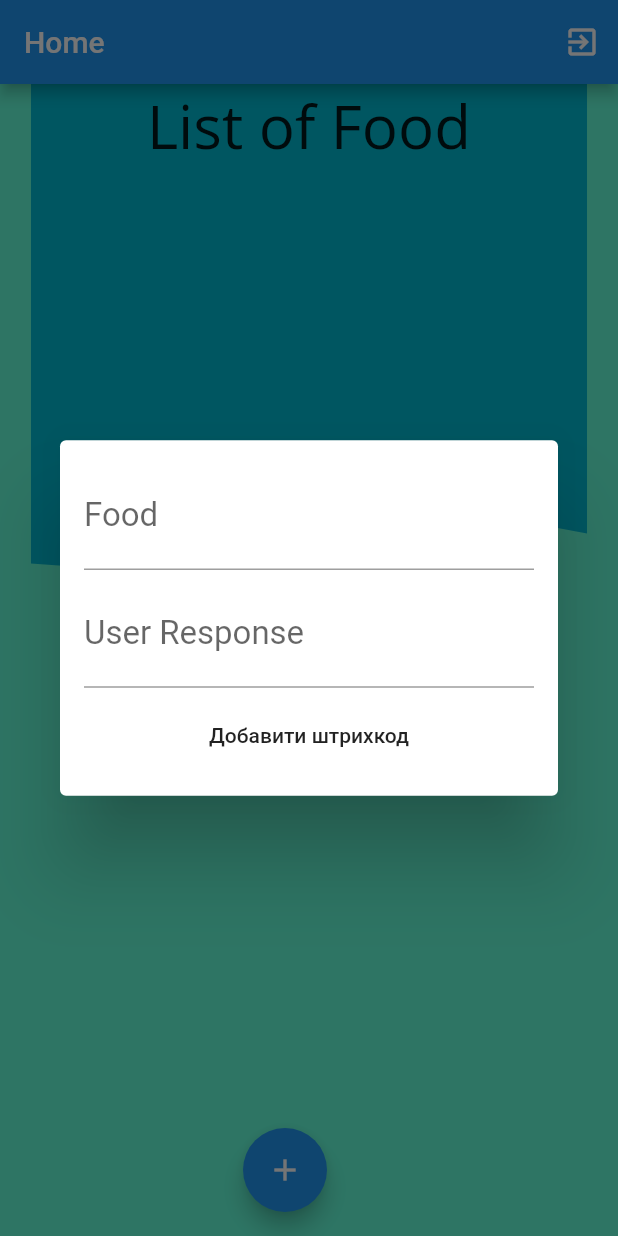
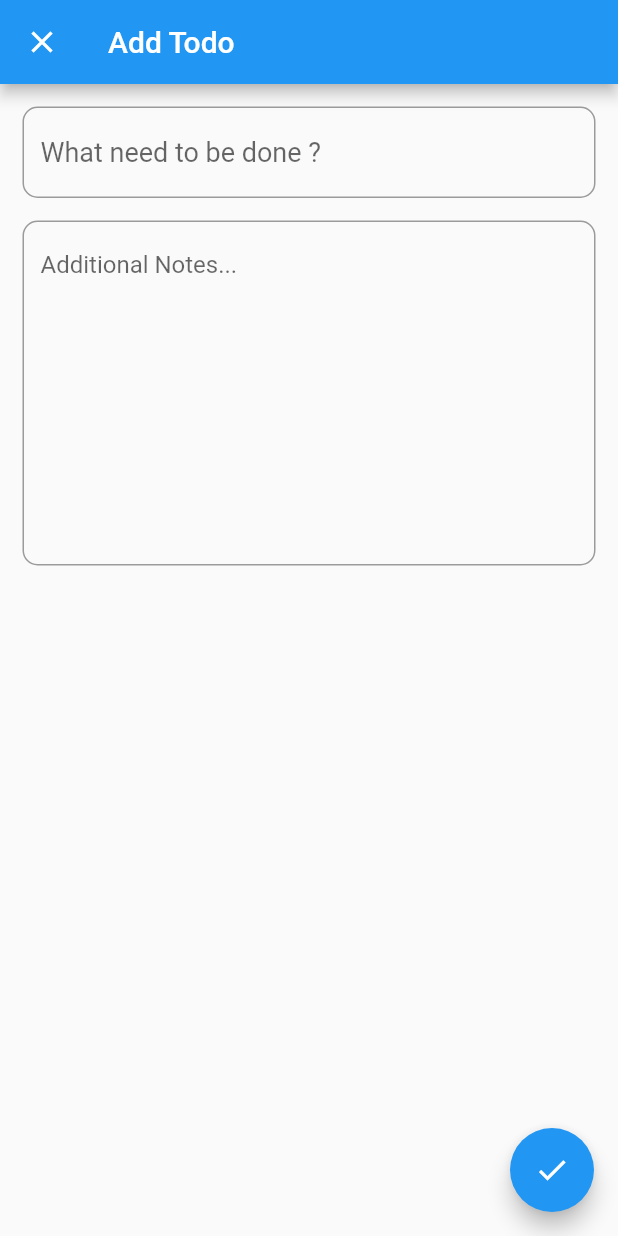
Before and after one commit to Rekrutiv/flutter_app_auth_template, a Flutter app: the HomeMainView screen opened directly, after a tap on the "add" icon, on a phone screen of 412 x 824 dp. Run offline on Flutter 3.47's test engine with Material 2 defaults, Android fonts, the phone set to English and light mode, and no system bars; our stand-ins replace bloc, equatable, firebase_auth, firebase_core, flutter_bloc, flutter_custom_clippers and 3 more; accounts and stored records are empty; Roboto replaces fonts that are missing (Open Sans).

Commit message:
add bloc todo sqflite

```diff
--- /dev/null
+++ b/lib/blocs/todo/todo.dart
@@ -0,0 +1,3 @@
+export './todo_bloc.dart';
+export './todo_event.dart';
+export './todo_state.dart';
--- /dev/null
+++ b/lib/blocs/todo/todo_event.dart
@@ -0,0 +1,29 @@
+import 'package:flutter_app_auth_template/model/todo.dart';
+
+abstract class TodoEvent{}
+
+class LoadTodo extends TodoEvent{}
+
+class MarkAllCompleted extends TodoEvent{}
+
+class DeleteAllCompleted extends TodoEvent{}
+
+class TodoUpdated extends TodoEvent{
+  final Todo todo;
+
+  TodoUpdated({this.todo});
+
+}
+
+class TodoAdded extends TodoEvent{
+  final Todo todo;
+
+  TodoAdded({this.todo});
+
+}
+
+class TodoDeleted extends TodoEvent{
+  final Todo todo;
+
+  TodoDeleted({this.todo});
+}
--- /dev/null
+++ b/lib/blocs/todo/todo_state.dart
@@ -0,0 +1,24 @@
+import 'package:equatable/equatable.dart';
+import 'package:flutter_app_auth_template/model/todo.dart';
+
+
+class TodoState extends Equatable{
+
+  final List<Todo> todos;
+
+  factory TodoState.initial(){
+//    List<Todo> todos = [
+//         Todo(id: 1, todo: 'Learn Dart',note:'b',isCompleted: true),
+//
+//       ];
+
+    return TodoState(
+      todos: null,
+    );
+  }
+
+  TodoState({this.todos});
+
+  @override
+  List<Object> get props => [todos];
+}
--- /dev/null
+++ b/lib/db/todo_provider.dart
@@ -0,0 +1,49 @@
+import 'package:flutter_app_auth_template/model/todo.dart';
+import 'package:path/path.dart';
+import 'package:sqflite/sqflite.dart';
+
+
+
+class TodoProvider{
+
+  Future<Todo> insert(Todo todo) async{
+    final db = await database();
+    int result = await db.insert('todo', todo.toMap(), conflictAlgorithm: ConflictAlgorithm.replace);
+    print(result);
+    return todo.copyWith(id: result);
+  }
+
+  Future<void> update(Todo todo) async{
+    final db = await database();
+    db.update('todo', todo.toMap(), where: 'id = ?', whereArgs: [todo.id]);
+  }
+
+  Future<void> delete(Todo todo) async{
+    final db = await database();
+    db.delete('todo', where: 'id = ?', whereArgs: [todo.id]);
+  }
+
+  Future<List<Todo>> getAll() async{
+    final db = await database();
+    List<Map<String, dynamic>> todos = await db.query('todo');
+    return todos.map((e) => Todo.fromMap(e)).toList();
+  }
+
+  Future<void> markAllCompleted() async{
+    final db = await database();
+    db.update('todo', {'isCompleted': 1});
+  }
+
+  Future<void> deleteAllCompleted() async{
+    final db = await database();
+    db.delete('todo', where: 'isCompleted = 1');
+  }
+
+  Future<Database> database() async => openDatabase(
+    join(await getDatabasesPath(), 'todo_database.db'),
+    onCreate: (db, version) => db.execute(
+        "CREATE TABLE todo(id INTEGER PRIMARY KEY AUTOINCREMENT, todo TEXT, note TEXT, isCompleted INTEGER)",
+    ),
+    version: 2,
+  );
+}
--- a/lib/main.dart
+++ b/lib/main.dart
@@ -5,14 +5,15 @@ import 'package:flutter_app_auth_template/authenticaiton/data/repositories/authe
 import 'package:firebase_auth/firebase_auth.dart';
 import 'package:firebase_core/firebase_core.dart';
 import 'package:flutter/material.dart';
-import 'package:flutter_app_auth_template/screen/food_form.dart';
+import 'package:flutter_app_auth_template/screen/todo_page.dart';
 import 'package:flutter_bloc/flutter_bloc.dart';
 import 'package:google_sign_in/google_sign_in.dart';
 import 'package:shared_preferences/shared_preferences.dart';
 
 import 'authenticaiton/data/providers/authentication_firebase_provider.dart';
-import 'bloc/food_bloc.dart';
-import 'model/food.dart';
+import 'blocs/todo/todo_bloc.dart';
+import 'blocs/todo/todo_event.dart';
+import 'db/todo_provider.dart';
 import 'package:flutter_app_auth_template/screen/router/app_router';
 
 //void main() async {
@@ -22,16 +23,16 @@ import 'package:flutter_app_auth_template/screen/router/app_router';
 //  runApp(MyApp());
 //}
 Future<void> main() async {
-  List<Food> foods1 = [];
   WidgetsFlutterBinding.ensureInitialized();
   await Firebase.initializeApp();
   Bloc.observer = AppBlocObserver();
   SharedPreferences prefs = await SharedPreferences.getInstance();
   var email = prefs.getString('email');
   print(email);
-  runApp(BlocProvider<FoodBloc>(
-      create: (context) => FoodBloc(foods1),
-      child: MaterialApp(home: email == null ? MyApp() : FoodForm())));
+  runApp(  BlocProvider(
+      create: (_) =>
+      TodoBloc(todoProvider: TodoProvider())..add(LoadTodo()),
+      child: MaterialApp(home: email == null ? MyApp() : TodoPage())));
 }
 
 class MyApp extends StatelessWidget {
@@ -39,10 +40,11 @@ class MyApp extends StatelessWidget {
 
   @override
   Widget build(BuildContext context) {
-    List<Food> foods = [];
     return MultiBlocProvider(
       providers: [
-        BlocProvider<FoodBloc>(create: (context) => FoodBloc(foods)),
+        BlocProvider(
+            create: (_) =>
+                TodoBloc(todoProvider: TodoProvider())..add(LoadTodo())),
         BlocProvider(
           create: (context) => AuthenticationBloc(
             authenticationRepository: AuthenticationRepository(
--- /dev/null
+++ b/lib/model/todo.dart
@@ -0,0 +1,40 @@
+import 'package:equatable/equatable.dart';
+
+class Todo extends Equatable{
+  final int id;
+  final String todo;
+  final String note;
+  final bool isCompleted;
+
+  Todo({this.id, this.note, this.todo, this.isCompleted = false});
+
+  @override
+  List<Object> get props => [id, todo, note, isCompleted];
+
+  Todo copyWith({int id, String todo, String note, bool isCompleted}){
+    return Todo(
+      id: id ?? this.id,
+      todo: todo ?? this.todo,
+      note: note ?? this.note,
+      isCompleted: isCompleted ?? this.isCompleted
+    );
+  }
+
+  Map<String, dynamic> toMap(){
+    return {
+      'id': id,
+      'todo': todo,
+      'note': note,
+      'isCompleted': isCompleted ? 1 : 0
+    };
+  }
+
+  factory Todo.fromMap(Map<String, dynamic> map){
+    return Todo(
+      id: map['id'],
+      todo: map['todo'],
+      note: map['note'],
+      isCompleted: map['isCompleted'] == 1 ? true : false
+    );
+  }
+}
--- /dev/null
+++ b/lib/screen/add_edit_page.dart
@@ -0,0 +1,100 @@
+import 'package:flutter/material.dart';
+import 'package:flutter_app_auth_template/blocs/todo/todo_bloc.dart';
+import 'package:flutter_app_auth_template/blocs/todo/todo_event.dart';
+import 'package:flutter_app_auth_template/model/todo.dart';
+import 'package:flutter_bloc/flutter_bloc.dart';
+
+
+class AddEditPage extends StatefulWidget{
+
+  final Todo todo;
+
+  AddEditPage({this.todo});
+
+  @override
+  State<StatefulWidget> createState() => AddEditPageState();
+}
+
+class AddEditPageState extends State<AddEditPage>{
+
+  final TextEditingController _todoController = TextEditingController();
+  final TextEditingController _noteController = TextEditingController();
+
+  @override
+  void initState() {
+    if(widget.todo != null){
+      _todoController.text = widget.todo.todo;
+      _noteController.text = widget.todo.note;
+    }
+    super.initState();
+  }
+
+  @override
+  void dispose() {
+    _todoController.dispose();
+    _noteController.dispose();
+    super.dispose();
+  }
+
+  @override
+  Widget build(BuildContext context) {
+    return Scaffold(
+      appBar: AppBar(
+        title: Text( widget.todo == null ? 'Add Todo' : 'Edit Todo')
+      ),
+      body: SingleChildScrollView(
+        padding: EdgeInsets.all(15),
+        child: Column(
+          children: <Widget>[
+            TextField(
+              controller: _todoController,
+              style: TextStyle(
+                fontSize: 18
+              ),
+              decoration: InputDecoration(
+                hintText: 'What need to be done ?',
+                border: OutlineInputBorder(borderRadius: BorderRadius.all(Radius.circular(10)))
+              )
+            ),
+
+            SizedBox(height: 15),
+
+            TextField(
+              maxLines: 10,
+              controller: _noteController,
+              decoration: InputDecoration(
+                hintText: 'Additional Notes...',
+                border: OutlineInputBorder(borderRadius: BorderRadius.all(Radius.circular(10)))
+              )
+            )
+          ]
+        ),
+      ),
+      floatingActionButton: Builder(
+        builder: (context) => FloatingActionButton(
+          child: Icon(Icons.done),
+          onPressed: (){
+            if(_todoController.text.isEmpty){
+              Scaffold.of(context).showSnackBar(SnackBar(content: Text('Please enter your todo')));
+              return;
+            }
+
+            if(widget.todo == null){
+              BlocProvider.of<TodoBloc>(context).add(TodoAdded(todo: Todo(
+                todo: _todoController.text,
+                note: _noteController.text
+              )));
+            }else{
+              BlocProvider.of<TodoBloc>(context).add(TodoUpdated(todo: widget.todo.copyWith(
+                todo: _todoController.text,
+                note: _noteController.text
+              )));
+            }
+
+            Navigator.pop(context);
+          }
+        )
+      )
+    );
+  }
+}
--- a/lib/screen/home_screen.dart
+++ b/lib/screen/home_screen.dart
@@ -1,11 +1,10 @@
 import 'package:flutter_app_auth_template/authenticaiton/bloc/authentication_bloc.dart';
 import 'package:flutter/material.dart';
+import 'package:flutter_app_auth_template/screen/todo_page.dart';
 import 'package:flutter_bloc/flutter_bloc.dart';
 import 'package:shared_preferences/shared_preferences.dart';
-import 'food_form.dart';
 
 class HomeMainView extends StatelessWidget {
-
   void saveLogIn(String emailUser) async {
     final SharedPreferences prefs = await SharedPreferences.getInstance();
     prefs.setString('email', emailUser);
@@ -56,7 +55,7 @@ class HomeMainView extends StatelessWidget {
                 //   SharedPreferences prefs = await SharedPreferences.getInstance();
                 saveLogIn(state.authenticationDetail.email);
 
-                return FoodForm();
+                return TodoPage();
                 //Text('Welcome :${state.authenticationDetail.email}');
               }
               return Text('Undefined state : ${state.runtimeType}');
--- /dev/null
+++ b/lib/screen/todo_page.dart
@@ -0,0 +1,132 @@
+import 'package:flutter/material.dart';
+import 'package:flutter_app_auth_template/blocs/todo/todo_bloc.dart';
+import 'package:flutter_app_auth_template/blocs/todo/todo_event.dart';
+import 'package:flutter_app_auth_template/blocs/todo/todo_state.dart';
+import 'package:flutter_app_auth_template/model/todo.dart';
+import 'package:flutter_bloc/flutter_bloc.dart';
+import 'package:flutter_custom_clippers/flutter_custom_clippers.dart';
+
+import 'add_edit_page.dart';
+
+class TodoPage extends StatelessWidget {
+  @override
+  Widget build(BuildContext context) {
+    return BlocBuilder<TodoBloc, TodoState>(
+      builder: (context, state) => SafeArea(
+        child: Scaffold(
+          backgroundColor: Colors.deepOrangeAccent,
+          appBar: AppBar(title: Text('Todo List'), actions: <PopupMenuButton>[
+            PopupMenuButton(
+                onSelected: (value) {
+                  if (value == 'mark_all_completed') {
+                    BlocProvider.of<TodoBloc>(context).add(MarkAllCompleted());
+                  } else if (value == 'delete_all_completed') {
+                    BlocProvider.of<TodoBloc>(context)
+                        .add(DeleteAllCompleted());
+                  }
+                },
+                itemBuilder: (_) => <PopupMenuItem>[
+                      PopupMenuItem(
+                        child: Text('Mark All Completed'),
+                        value: 'mark_all_completed',
+                      ),
+                      PopupMenuItem(
+                        child: Text('Delete All Completed'),
+                        value: 'delete_all_completed',
+                      )
+                    ])
+          ]),
+          body: Stack(
+            alignment: Alignment.topCenter,
+            children: [
+              ClipPath(
+                clipper: WaveClipperOne(reverse: false),
+                child: Container(
+                  height: MediaQuery.of(context).size.width * 0.8,
+                  width: MediaQuery.of(context).size.width * 0.9,
+                  color: Colors.cyan,
+                  child: Align(
+                      alignment: Alignment.topCenter,
+                      child: Text('List of Food',
+                          style: TextStyle(
+                              fontWeight: FontWeight.w500,
+                              fontFamily: 'Open Sans',
+                              fontSize: 40))),
+                ),
+              ),
+              Container(
+                  padding:
+                      EdgeInsets.symmetric(vertical: 40.0, horizontal: 10.0),
+                  child: _buildBody(state.todos)),
+            ],
+          ),
+//        _buildBody(state.todos),
+          floatingActionButton: FloatingActionButton(
+              child: Icon(Icons.add),
+              onPressed: () {
+                Navigator.push(
+                    context,
+                    MaterialPageRoute(
+                        fullscreenDialog: true, builder: (_) => AddEditPage()));
+              }),
+        ),
+      ),
+    );
+  }
+
+  Widget _buildBody(List<Todo> todos) {
+    if (todos == null) {
+      return Container();
+    }
+
+    if (todos.length == 0) {
+      return Center(child: Text('No Todo Found'));
+    }
+
+    return ListView.builder(
+
+        padding: EdgeInsets.all(10),
+        itemCount: todos.length,
+        itemBuilder: (context, position) => ClipOval(
+              child: Card(
+                color: Colors.lime,
+                shadowColor: Colors.lightGreenAccent,
+                child: ListTile(
+                    onTap: () => Navigator.push(
+                        context,
+                        MaterialPageRoute(
+                            fullscreenDialog: true,
+                            builder: (_) =>
+                                AddEditPage(todo: todos[position]))),
+                    title: Text(
+                      todos[position].todo,
+                      style: TextStyle(
+                          fontWeight: FontWeight.w500,
+                          fontFamily: 'Open Sans',
+                          fontSize: 22),
+                    ),
+                    subtitle: Text(
+                      todos[position].note,
+                      style: TextStyle(
+                          fontWeight: FontWeight.w500,
+                          fontFamily: 'Open Sans',
+                          fontSize: 20),
+                    ),
+                    leading: Checkbox(
+                      value: todos[position].isCompleted,
+                      onChanged: (_) {
+                        BlocProvider.of<TodoBloc>(context).add(TodoUpdated(
+                            todo: todos[position].copyWith(
+                                isCompleted: !todos[position].isCompleted)));
+                      },
+                    ),
+                    trailing: IconButton(
+                        icon: Icon(Icons.delete),
+                        onPressed: () {
+                          BlocProvider.of<TodoBloc>(context)
+                              .add(TodoDeleted(todo: todos[position]));
+                        })),
+              ),
+            ));
+  }
+}
```
Also changed, not shown: lib/blocs/todo/todo_bloc.dart (added, +65 -0 lines), lib/screen/login_screen.dart (+3 -10 lines), pubspec.lock, 1 other file.
